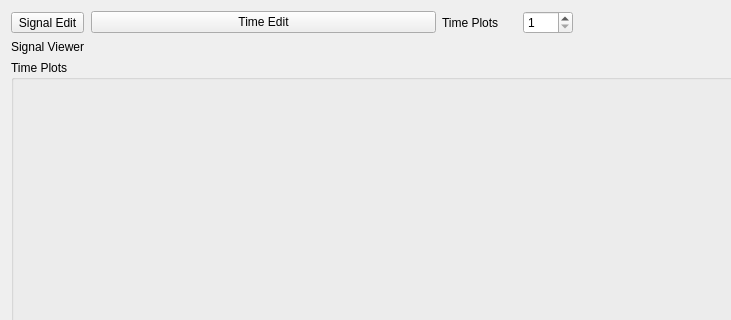
The window that Codes/PyStripTool.ui (lisazacarias/PyStripTool) describes before a commit, drawn with Qt 5; both pictures show x 0 to 731 and y 0 to 320 of the 935 by 502 pixel window.
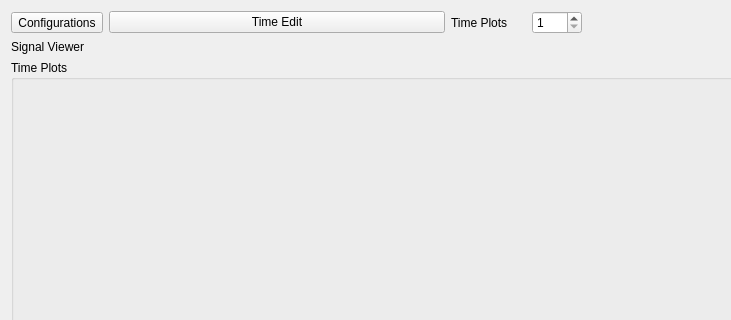
The same window after the commit. Custom widgets are drawn as their Qt base class.

```diff
--- a/Codes/PyStripTool.ui
+++ b/Codes/PyStripTool.ui
@@ -53,7 +53,7 @@
    <item row="0" column="0">
     <widget class="QToolButton" name="signal_edit_tool_button">
      <property name="text">
-      <string>Signal Edit</string>
+      <string>Configurations</string>
      </property>
     </widget>
    </item>
```
